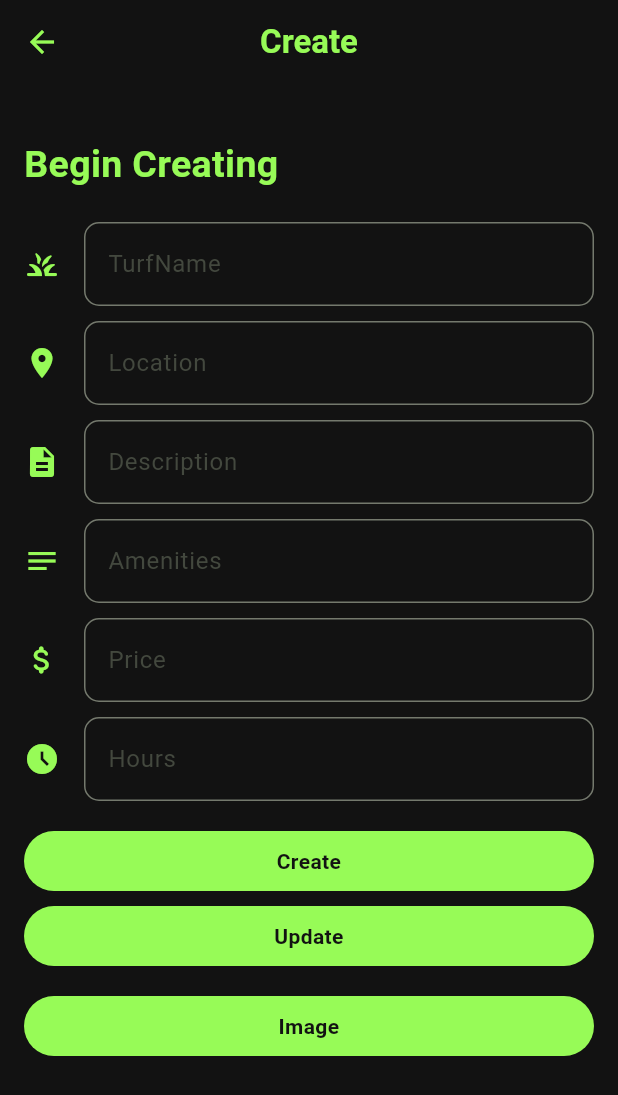
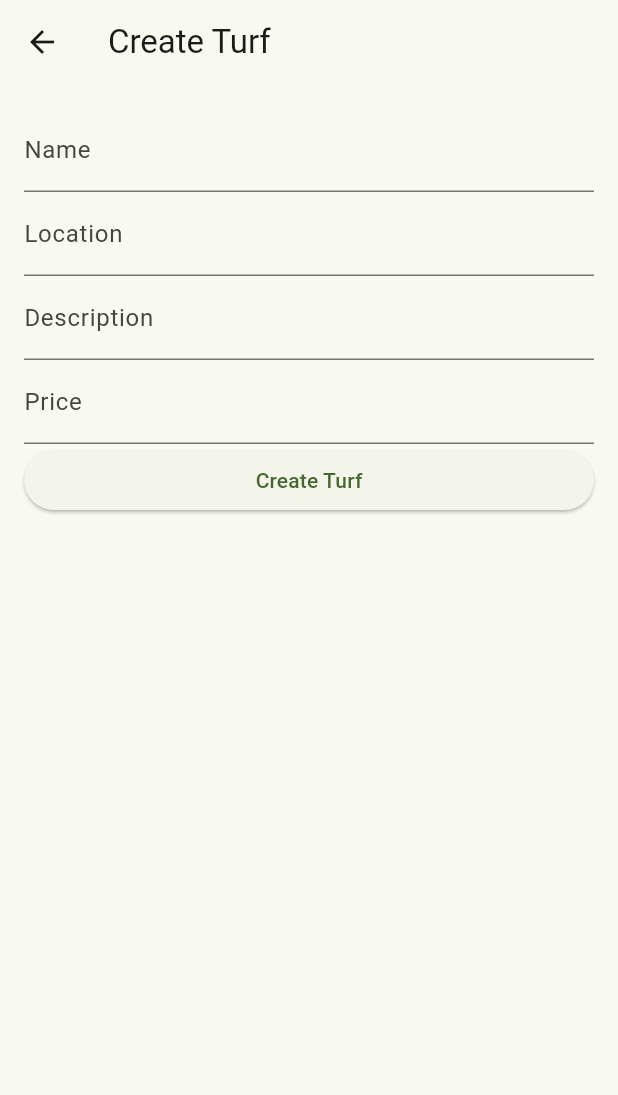
Before and after one commit to Uyog/Turf-Scout-FML, a Flutter app: the CreatePage screen opened by its route, on a phone screen of 412 x 824 dp. Shown: the top 1095 px of the screen. Run offline on Flutter 3.47's test engine with Material 3 defaults, Android fonts, the phone set to English and light mode, and no system bars; our stand-ins replace carousel_slider, flutter_secure_storage, lottie; accounts and stored records are empty; project files that could hold a hidden picture were left out.

Commit message:
Create Turf

```diff
--- a/lib/main.dart
+++ b/lib/main.dart
@@ -36,14 +36,12 @@ class MyApp extends StatelessWidget {
               turfLocation: '',
               turfImage: '',
               turfDescription: '',
-              amenities: '',
-              availability: '',
               turfId: '',
 
             ),
         '/profile': (context) => const ProfilePage(),
         '/createturf':(context) => const CreatorRegistrationPage(),
-        '/create': (context) => const CreatePage(),
+        '/create': (context) =>  const CreatePage(userRole: 'creator',),
         '/bookings': (context) => const BookingPage(),
         '/payment': (context) => const PaymentPage(),
       },
--- a/lib/screens/create.dart
+++ b/lib/screens/create.dart
@@ -1,163 +1,135 @@
+import 'dart:convert';
 import 'package:flutter/material.dart';
+import 'package:flutter_secure_storage/flutter_secure_storage.dart';
 import 'package:http/http.dart' as http;
-import 'dart:convert';
-import 'dart:io';
-import 'package:image_picker/image_picker.dart';
-import 'package:turf_scout/components/button.dart';
-import 'package:turf_scout/components/text_field.dart';
 
 class CreatePage extends StatefulWidget {
-  const CreatePage({super.key});
+  final String userRole;
+  const CreatePage({Key? key, required this.userRole}) : super(key: key);
 
   @override
-  State<CreatePage> createState() => _CreatePageState();
+  _CreatePageState createState() => _CreatePageState();
 }
 
 class _CreatePageState extends State<CreatePage> {
-   final TextEditingController _turfNameController = TextEditingController();
+  final _formKey = GlobalKey<FormState>();
+  final TextEditingController _nameController = TextEditingController();
   final TextEditingController _locationController = TextEditingController();
   final TextEditingController _descriptionController = TextEditingController();
-  final TextEditingController _amenitiesController = TextEditingController();
   final TextEditingController _priceController = TextEditingController();
-  final TextEditingController _availabilityController = TextEditingController();
-  File? _image;
-  final picker = ImagePicker();
 
-  Future<void> _createOrUpdateTurf(bool isUpdate, {String? turfId}) async {
-    String apiUrl = 'http://127.0.0.1:8000/api/turf';
-    if (isUpdate) {
-      apiUrl = 'http://127.0.0.1:8000/api/turf/$turfId';
-    }
-    final response = await http.post(
-      Uri.parse(apiUrl),
-      body: jsonEncode({
-        'turf_name': _turfNameController.text,
-        'location': _locationController.text,
-        'description': _descriptionController.text,
-        'amenities': _amenitiesController.text,
-        'price_per_hour': _priceController.text,
-        'availability': _availabilityController.text,
-        // Add image file as base64 string if an image is selected
-        if (_image != null) 'image': base64Encode(_image!.readAsBytesSync()),
-      }),
-      headers: {'Content-Type': 'application/json'},
-    );
-    if (response.statusCode == 200) {
-      // Turf created or updated successfully
-      final responseData = jsonDecode(response.body);
-      // Do something with responseData
-    } else {
-      // Error handling
-      print('Error: ${response.statusCode}');
-    }
+  final _storage = FlutterSecureStorage();
+
+  Future<String?> _retrieveToken() async {
+    return await _storage.read(key: 'token');
   }
 
-  final ImagePicker _picker = ImagePicker();
+  void _createTurf() async {
+    final token = await _retrieveToken();
+    if (token == null) {
+      // Token not found, handle unauthorized access
+      return;
+    }
 
-  Future<void> _getImage() async {
-    final pickedFile = await picker.pickImage(source: ImageSource.gallery);
+    String url = 'http://127.0.0.1:8000/api/turf';
 
-    setState(() {
-      if (pickedFile != null) {
-        _image = File(pickedFile.path);
+    Map<String, String> headers = {
+      'Content-Type': 'application/json',
+      'Authorization': 'Bearer $token', // Include JWT token in the header
+    };
+
+    Map<String, dynamic> body = {
+      'name': _nameController.text,
+      'location': _locationController.text,
+      'description': _descriptionController.text,
+      'price': _priceController.text,
+      // Add other fields if needed
+    };
+
+    try {
+      final response = await http.post(Uri.parse(url), headers: headers, body: jsonEncode(body));
+      if (response.statusCode == 201) {
+        // Turf created successfully
+        print('Turf created: ${response.body}');
+        // You can navigate to another page or show a success message
       } else {
-        print('No image selected.');
+        // Error creating turf
+        print('Error creating turf: ${response.statusCode}');
+        // Handle error, show error message to the user
       }
-    });
+    } catch (e) {
+      print('Error creating turf: $e');
+      // Handle error, show error message to the user
+    }
   }
 
   @override
   Widget build(BuildContext context) {
-    return  Scaffold(
+    return Scaffold(
       appBar: AppBar(
-        title: const Text(
-            "Create",
-            style: TextStyle(
-                color: Color(0xff97FB57), fontWeight: FontWeight.bold),
-          ),
-          centerTitle: true,
-          backgroundColor: const Color(0xff121212),
-          iconTheme: const IconThemeData(color: Color(0xff97FB57)),
+        title: Text('Create Turf'),
       ),
-      backgroundColor: const Color(0xff121212),
-      body: SingleChildScrollView(
-        scrollDirection: Axis.vertical,
-        child: Padding(
-          padding: const EdgeInsets.all(16.0),
+      body: Padding(
+        padding: EdgeInsets.all(16.0),
+        child: Form(
+          key: _formKey,
           child: Column(
             crossAxisAlignment: CrossAxisAlignment.stretch,
             children: [
-              const SizedBox(height: 20),
-              const Text('Begin Creating', style: TextStyle(
-                    fontSize: 25,
-                    fontWeight: FontWeight.bold,
-                    color: Color(0xff97FB57),
-                  ),),
-              const SizedBox(height: 20),
-              MyTextField(
-                hintText: 'TurfName',
-                labeltext: 'TurfName',
-                obscureText: false,
-                controller: _turfNameController,
-                prefixIcon: const Icon(Icons.grass_rounded),
-                suffixIcon: null),
-
-              const SizedBox(height: 10),
-
-              MyTextField(
-                hintText: 'Location',
-                labeltext: 'Location',
-                obscureText: false,
+              TextFormField(
+                controller: _nameController,
+                decoration: InputDecoration(labelText: 'Name'),
+                validator: (value) {
+                  if (value == null || value.isEmpty) {
+                    return 'Please enter the name';
+                  }
+                  return null;
+                },
+              ),
+              TextFormField(
                 controller: _locationController,
-                prefixIcon: const Icon(Icons.location_on),
-                suffixIcon: null),
-
-              const SizedBox(height: 10),
-
-               MyTextField(
-                hintText: 'Description',
-                labeltext: 'Description',
-                obscureText: false,
+                decoration: InputDecoration(labelText: 'Location'),
+                validator: (value) {
+                  if (value == null || value.isEmpty) {
+                    return 'Please enter the location';
+                  }
+                  return null;
+                },
+              ),
+              TextFormField(
                 controller: _descriptionController,
-                prefixIcon: const Icon(Icons.description),
-                suffixIcon: null),
-              const SizedBox(height: 10),
-               MyTextField(
-                hintText: 'Amenities',
-                labeltext: 'Amenities',
-                obscureText: false,
-                controller: _amenitiesController,
-                prefixIcon: const Icon(Icons.notes_outlined),
-                suffixIcon: null),
-              const SizedBox(height: 10),
-              MyTextField(
-                hintText: 'Price',
-                labeltext: 'Price',
-                obscureText: false,
+                decoration: InputDecoration(labelText: 'Description'),
+                maxLines: null,
+                validator: (value) {
+                  if (value == null || value.isEmpty) {
+                    return 'Please enter the description';
+                  }
+                  return null;
+                },
+              ),
+              TextFormField(
                 controller: _priceController,
-                prefixIcon: const Icon(Icons.attach_money_rounded),
-                suffixIcon: null),
-              const SizedBox(height: 10),
-               MyTextField(
-                hintText: 'Hours',
-                labeltext: 'Hours',
-                obscureText: false,
-                controller: _availabilityController,
-                prefixIcon: const Icon(Icons.access_time_filled_outlined),
-                suffixIcon: null),
-              const SizedBox(height: 20),
-              MyButton(text: 'Create', onTap:  () => _createOrUpdateTurf(false),),
-
-              const SizedBox(height: 10),
-
-              MyButton(text: 'Update', onTap: () => _createOrUpdateTurf(true),),
-
-              const SizedBox(height: 20),
-
-              MyButton(text: 'Image', onTap:  _getImage, ),
-
-              if (_image != null) Image.file(_image!), // Display selected image
-            ]
-        ))));
+                decoration: InputDecoration(labelText: 'Price'),
+                keyboardType: TextInputType.number,
+                validator: (value) {
+                  if (value == null || value.isEmpty) {
+                    return 'Please enter the price';
+                  }
+                  return null;
+                },
+              ),
+              ElevatedButton(
+                onPressed: () {
+                  if (_formKey.currentState!.validate()) {
+                    _createTurf();
+                  }
+                },
+                child: Text('Create Turf'),
+              ),
+            ],
+          ),
+        ),
+      ),
+    );
   }
 }
--- a/lib/screens/login.dart
+++ b/lib/screens/login.dart
@@ -74,9 +74,9 @@ class _LoginState extends State<Login> {
             TextButton(
               onPressed: () {
                 if (userRole == 'creator') {
-                  Navigator.pushReplacementNamed(context, '/createturf', arguments: userName);
+                  Navigator.pushReplacementNamed(context, '/createturf', arguments: {'userName': userName, 'authToken': token});
                 } else {
-                  Navigator.pushReplacementNamed(context, '/home', arguments: userName);
+                  Navigator.pushReplacementNamed(context, '/home', arguments: {'userName': userName, 'authToken': token});
                 }
               },
               child: const Text(
--- a/lib/screens/search_page.dart
+++ b/lib/screens/search_page.dart
@@ -93,10 +93,6 @@ class _SearchPageState extends State<SearchPage> {
                                           selectedTurf['image_path'],
                                       turfDescription:
                                           selectedTurf['description'],
-                                      amenities:
-                                          selectedTurf['amenities'],
-                                      availability:
-                                          selectedTurf['availability'],
                                       turfId:
                                           selectedTurf['id'].toString(),
 
--- a/lib/screens/turfs.dart
+++ b/lib/screens/turfs.dart
@@ -7,8 +7,8 @@ class TurfsPage extends StatefulWidget {
   final String turfLocation;
   final String turfImage;
   final String turfDescription;
-  final String amenities;
-  final String availability;
+
+
   final String? turfId;
 
 
@@ -18,8 +18,6 @@ class TurfsPage extends StatefulWidget {
     required this.turfLocation,
     required this.turfImage,
     required this.turfDescription,
-    required this.amenities,
-    required this.availability,
     required this.turfId,
   });
 
@@ -63,20 +61,14 @@ class _TurfsPageState extends State<TurfsPage> {
               widget.turfLocation,
               style: const TextStyle(fontSize: 18, color: Color(0xff97FB57)),
             ),
-            Text(
-              widget.availability,
-              style: const TextStyle(fontSize: 18, color: Color(0xff97FB57)),
-            ),
+
             const Text('ksh 2500',style: TextStyle(fontSize: 16, color: Color(0xff97FB57))),
             const SizedBox(height: 16),
             Text(
               widget.turfDescription,
               style: const TextStyle(fontSize: 16, color: Color(0xff97FB57)),
             ),
-            Text(
-              widget.amenities,
-              style: const TextStyle(fontSize: 16),
-            ),
+
             MyButton(
               text: 'Book',
               onTap: () {
--- a/pubspec.yaml
+++ b/pubspec.yaml
@@ -47,6 +47,7 @@ dependencies:
   flutter_calendar_carousel: ^2.4.2
   intl: ^0.18.1
   image_picker: ^1.1.1
+  image_picker_web: ^3.1.1
 
 dev_dependencies:
   flutter_test:
```
Also changed, not shown: lib/screens/create_registration.dart (+21 -6 lines), lib/screens/preview.dart (added, +106 -0 lines), lib/screens/view.dart (added, +15 -0 lines), pubspec.lock.
